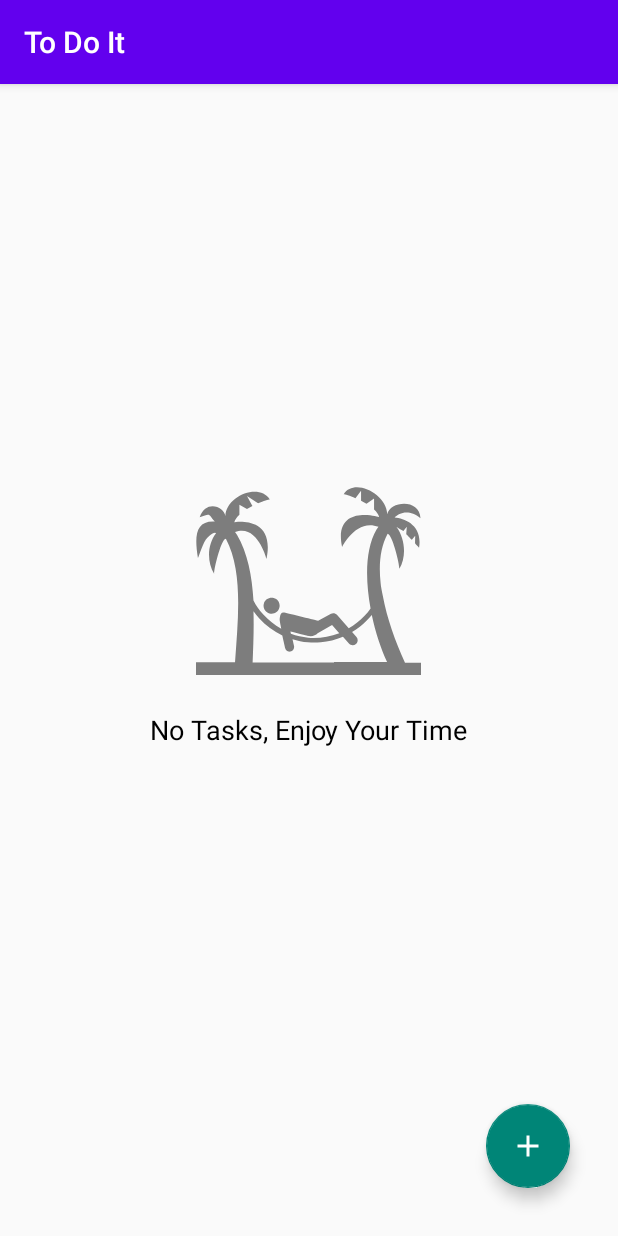
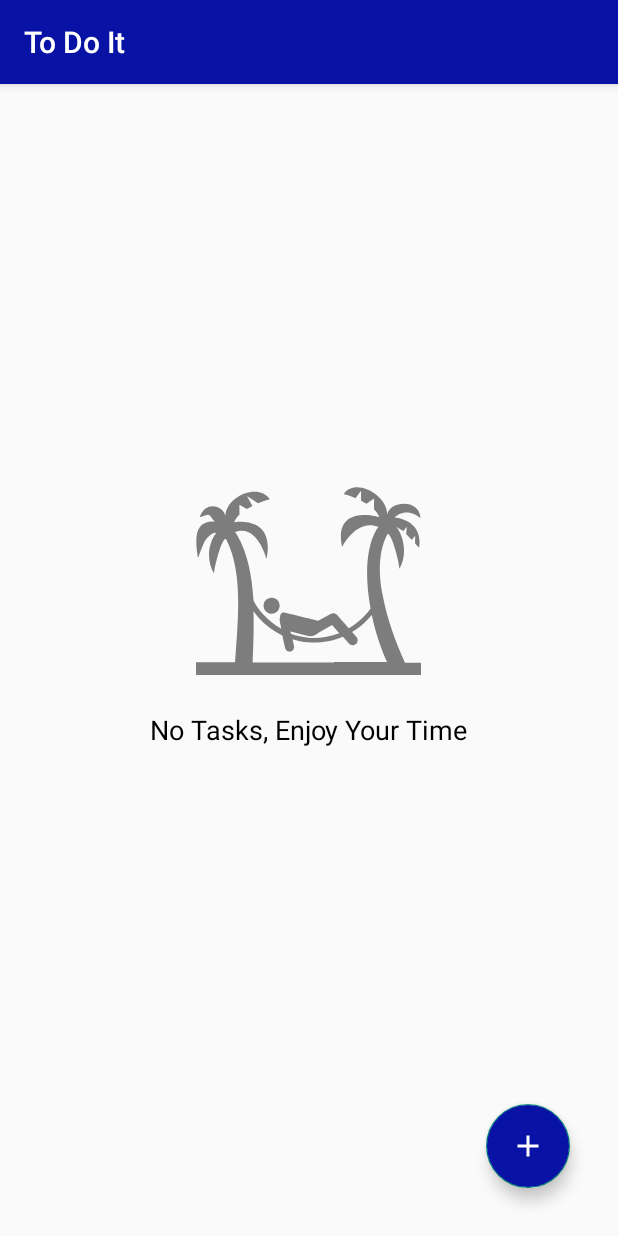
Before and after one commit to SeifEldinMohamed/ToDo-It-App, an Android app: the screen it shows after launch (MainActivity), on a phone screen of 412 x 824 dp. Run offline under Robolectric (Android 15) with nearby library versions, the phone set to English and light mode, and no system bars.

Commit message:
add app colors

```diff
--- a/app/src/main/res/layout/fragment_to_do_list.xml
+++ b/app/src/main/res/layout/fragment_to_do_list.xml
@@ -18,12 +18,15 @@
         app:layout_constraintTop_toTopOf="parent" />
 
     <com.google.android.material.floatingactionbutton.FloatingActionButton
-        android:id="@+id/floatingActionButton2"
+        android:id="@+id/btn_AddTodo"
         android:layout_width="wrap_content"
         android:layout_height="wrap_content"
         android:layout_marginEnd="32dp"
         android:layout_marginBottom="32dp"
+        android:backgroundTint="@color/colorPrimary"
         android:clickable="true"
+        android:contentDescription="@string/icon_in_flaating_action_botton"
+        android:focusable="true"
         android:src="@drawable/ic_plus"
         app:layout_constraintBottom_toBottomOf="parent"
         app:layout_constraintEnd_toEndOf="parent" />
@@ -34,6 +37,7 @@
         android:layout_height="wrap_content"
         android:layout_marginTop="244dp"
         android:alpha="0.5"
+        android:contentDescription="@string/image_when_there_is_no_tasks"
         android:src="@drawable/ic_no_tasks"
         app:layout_constraintEnd_toEndOf="parent"
         app:layout_constraintHorizontal_bias="0.498"
@@ -45,7 +49,7 @@
         android:layout_width="wrap_content"
         android:layout_height="wrap_content"
         android:layout_marginTop="24dp"
-        android:text="No Tasks, Enjoy Your Time"
+        android:text="@string/no_tasks_enjoy_your_time"
         android:textColor="#000000"
         android:textSize="18sp"
         app:layout_constraintEnd_toEndOf="@+id/imageView"
--- a/app/src/main/res/values/colors.xml
+++ b/app/src/main/res/values/colors.xml
@@ -1,10 +1,13 @@
 <?xml version="1.0" encoding="utf-8"?>
 <resources>
-    <color name="purple_200">#FFBB86FC</color>
-    <color name="purple_500">#FF6200EE</color>
-    <color name="purple_700">#FF3700B3</color>
-    <color name="teal_200">#FF03DAC5</color>
-    <color name="teal_700">#FF018786</color>
+    <color name="colorPrimaryDark">#060193</color>
+    <color name="colorPrimary">#0813A6</color>
+
+    <color name="darkGray">#7E7E7E</color>
+    <color name="green">#26DA00</color>
+    <color name="red">#D50000</color>
+    <color name="yellow">#FFBC00</color>
     <color name="black">#FF000000</color>
     <color name="white">#FFFFFFFF</color>
+
 </resources>
--- a/app/src/main/res/values/strings.xml
+++ b/app/src/main/res/values/strings.xml
@@ -2,4 +2,7 @@
     <string name="app_name">To Do It</string>
     <!-- TODO: Remove or change this placeholder text -->
     <string name="hello_blank_fragment">Hello blank fragment</string>
+    <string name="no_tasks_enjoy_your_time">No Tasks, Enjoy Your Time</string>
+    <string name="image_when_there_is_no_tasks">image when there is no tasks</string>
+    <string name="icon_in_flaating_action_botton">icon in flaating action botton</string>
 </resources>
--- a/app/src/main/res/values/themes.xml
+++ b/app/src/main/res/values/themes.xml
@@ -2,15 +2,8 @@
     <!-- Base application theme. -->
     <style name="Theme.ToDoIt" parent="Theme.AppCompat.Light.DarkActionBar">
         <!-- Primary brand color. -->
-        <item name="colorPrimary">@color/purple_500</item>
-        <item name="colorPrimaryVariant">@color/purple_700</item>
-        <item name="colorOnPrimary">@color/white</item>
-        <!-- Secondary brand color. -->
-        <item name="colorSecondary">@color/teal_200</item>
-        <item name="colorSecondaryVariant">@color/teal_700</item>
-        <item name="colorOnSecondary">@color/black</item>
-        <!-- Status bar color. -->
-        <item name="android:statusBarColor" tools:targetApi="l">?attr/colorPrimaryVariant</item>
+        <item name="colorPrimaryDark">@color/colorPrimaryDark</item>
+        <item name="colorPrimary">@color/colorPrimary</item>
         <!-- Customize your theme here. -->
     </style>
 </resources>
```
